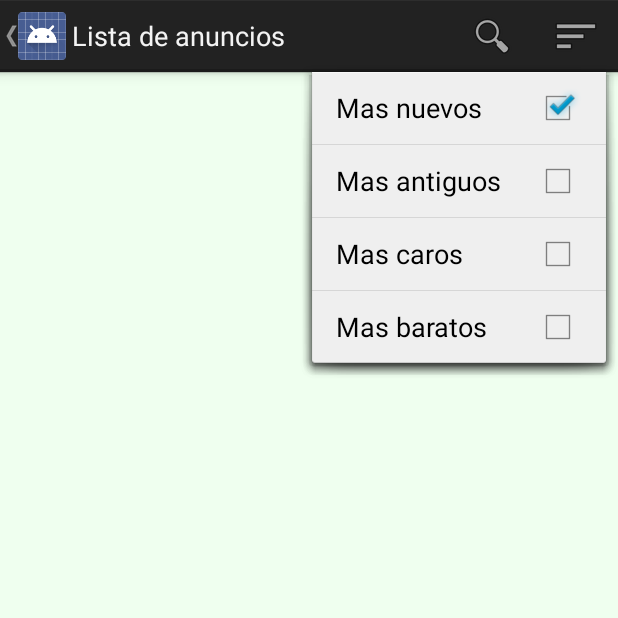
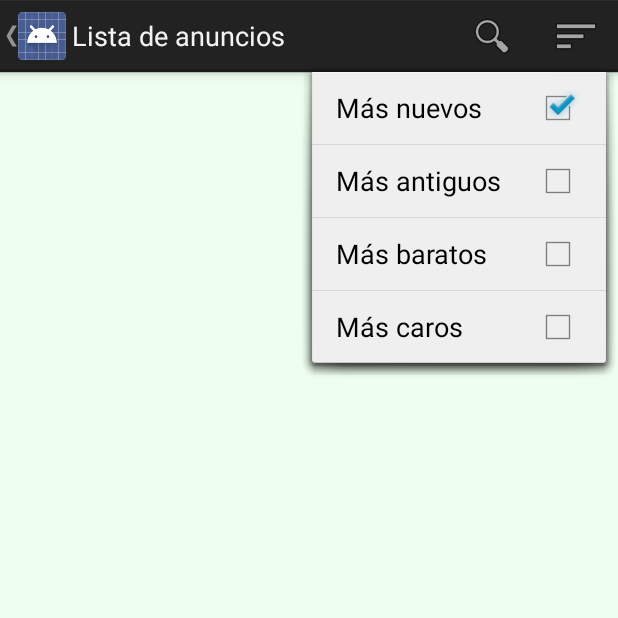
Before and after one commit to devcows/manuncios, an Android app: the SearchOffersActivity screen opened directly, with no data from a screen before it, after a tap on "Sort by", on a phone screen of 412 x 824 dp, the top half of it. Run offline under Robolectric (Android 15) with nearby library versions, the phone set to English and light mode, and no system bars; libraries missing offline, so code that uses them is left out: com.nostra13.universalimageloader; 3 statements that could not run were skipped.

Commit message:
Fixed text order by needs to try.

```diff
--- a/app/src/main/res/menu/activity_search_offers.xml
+++ b/app/src/main/res/menu/activity_search_offers.xml
@@ -13,24 +13,23 @@
         android:showAsAction="ifRoom"
         android:title="Sort by">
         <menu>
-
             <item
                 android:id="@+id/menuSortDateRecent"
-                android:title="Mas nuevos"
+                android:title="@string/menuSortDateRecent"
                 android:checkable="true" />
             <item
                 android:id="@+id/menuSortDateOld"
-                android:title="Mas antiguos"
+                android:title="@string/menuSortDateOld"
                 android:checkable="true" />
 
             <item
                 android:id="@+id/menuSortPriceExpensive"
-                android:title="Mas caros"
+                android:title="@string/menuSortPriceCheap"
                 android:checkable="true" />
 
             <item
                 android:id="@+id/menuSortPriceCheap"
-                android:title="Mas baratos"
+                android:title="@string/menuSortPriceExpensive"
                 android:checkable="true" />
 
         </menu>
--- a/app/src/main/res/values/strings.xml
+++ b/app/src/main/res/values/strings.xml
@@ -11,11 +11,16 @@
     <string name="title_activity_contact">Contacto</string>
     <string name="title_activity_drawer">Manuncios</string>
 
+    <string name="menuSortDateRecent">Más nuevos</string>
+    <string name="menuSortDateOld">Más antiguos</string>
+    <string name="menuSortPriceCheap">Más baratos</string>
+    <string name="menuSortPriceExpensive">Más caros</string>
+
     <string-array name="array_order_by">
-        <item>Más nuevos</item>
-        <item>Más antiguos</item>
-        <item>Más caros</item>
-        <item>Más baratos</item>
+        <item>@string/menuSortDateRecent</item>
+        <item>@string/menuSortDateOld</item>
+        <item>@string/menuSortPriceExpensive</item>
+        <item>@string/menuSortPriceCheap</item>
     </string-array>
 
     <string name="title_activity_categories">Categorías</string>
```
